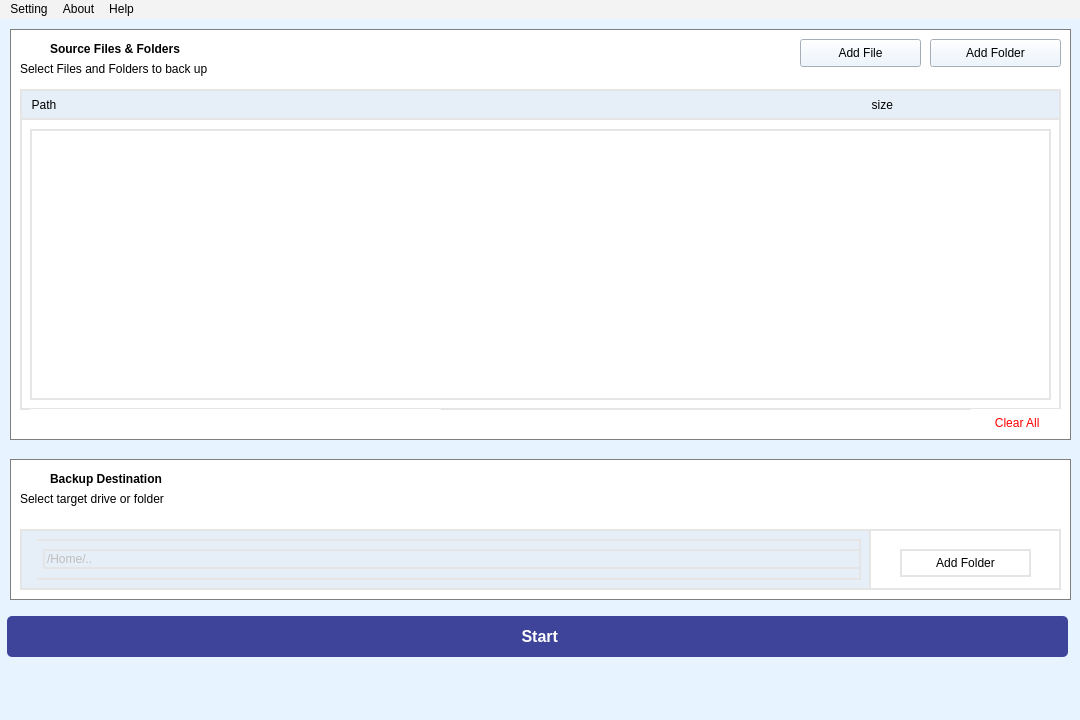
ArturoVillela/opensource_backupfiles, file ui/base1.ui: the form before one commit.
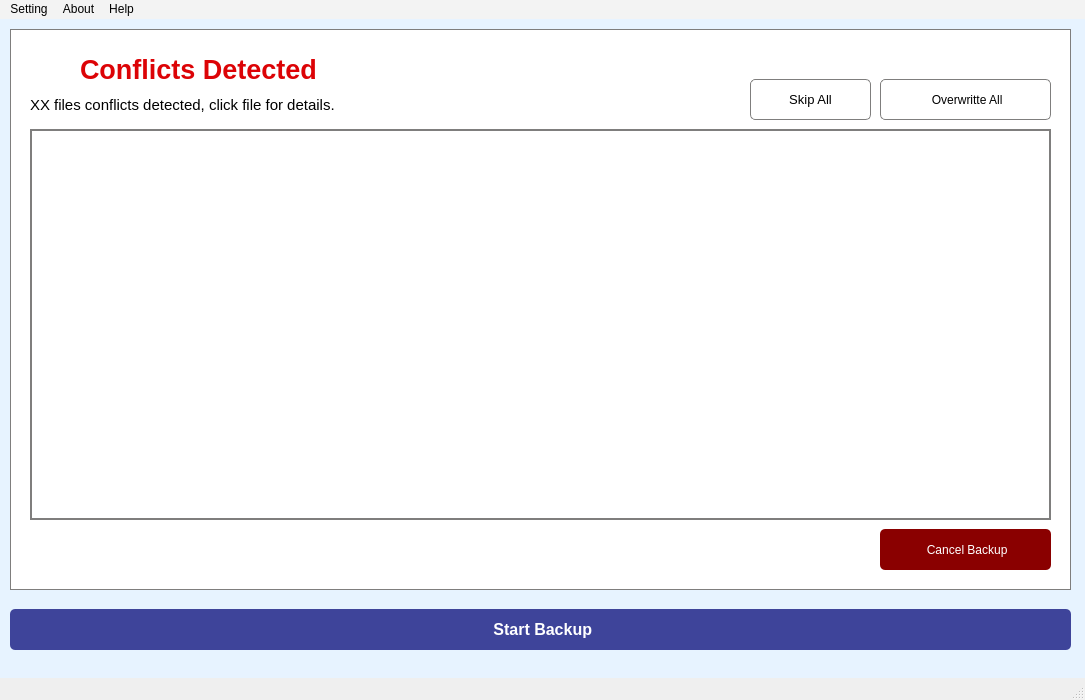
The form after the commit. The open tabs and pages were chosen to show the change. Icons and pictures are not drawn.

Commit message:
workin happy path
funciona el happy path y tiene el recycler view agregado..

The edit to the form file:
```diff
--- a/ui/base1.ui
+++ b/ui/base1.ui
@@ -6,20 +6,20 @@
    <rect>
     <x>0</x>
     <y>0</y>
-    <width>1080</width>
-    <height>720</height>
+    <width>1085</width>
+    <height>700</height>
    </rect>
   </property>
   <property name="minimumSize">
    <size>
     <width>1080</width>
-    <height>720</height>
+    <height>700</height>
    </size>
   </property>
   <property name="maximumSize">
    <size>
     <width>1999</width>
-    <height>1999</height>
+    <height>700</height>
    </size>
   </property>
   <property name="mouseTracking">
@@ -29,9 +29,25 @@
    <string>MainWindow</string>
   </property>
   <property name="styleSheet">
-   <string notr="true">background-color: rgb(231, 243, 255);</string>
+   <string notr="true"/>
   </property>
   <widget class="QWidget" name="centralwidget">
+   <widget class="QStackedWidget" name="stackedWidget">
+    <property name="geometry">
+     <rect>
+      <x>0</x>
+      <y>0</y>
+      <width>1111</width>
+      <height>671</height>
+     </rect>
+    </property>
+    <property name="styleSheet">
+     <string notr="true">background-color: rgb(231, 243, 255);</string>
+    </property>
+    <property name="currentIndex">
+     <number>0</number>
+    </property>
+    <widget class="QWidget" name="page_1">
    <widget class="QFrame" name="frame_2">
     <property name="geometry">
      <rect>
@@ -103,14 +119,14 @@
     <widget class="QPushButton" name="btnAddFilesToSave">
      <property name="geometry">
       <rect>
-       <x>790</x>
-       <y>10</y>
-       <width>121</width>
-       <height>28</height>
+         <x>780</x>
+         <y>17</y>
+         <width>131</width>
+         <height>31</height>
       </rect>
      </property>
      <property name="text">
-      <string>Add File</string>
+        <string> Add File</string>
      </property>
      <property name="icon">
       <iconset>
@@ -121,13 +137,13 @@
      <property name="geometry">
       <rect>
        <x>920</x>
-       <y>10</y>
+         <y>17</y>
        <width>131</width>
-       <height>28</height>
+         <height>31</height>
       </rect>
      </property>
      <property name="text">
-      <string>Add Folder</string>
+        <string> Add Folder</string>
      </property>
      <property name="icon">
       <iconset>
@@ -183,16 +199,35 @@
        <string>  Path                                                                                                                                                                                                                                                     size</string>
       </property>
      </widget>
-     <widget class="QWidget" name="verticalLayoutWidget_2">
+       <widget class="QScrollArea" name="scrollArea">
       <property name="geometry">
        <rect>
-        <x>10</x>
-        <y>40</y>
+          <x>9</x>
+          <y>28</y>
         <width>1021</width>
-        <height>271</height>
-       </rect>
-      </property>
-      <layout class="QVBoxLayout" name="vl_AddFilesToPath"/>
+          <height>281</height>
+         </rect>
+        </property>
+        <property name="styleSheet">
+         <string notr="true">QWidget {
+	background-color: rgb(255, 255, 255);
+    border: none;
+}</string>
+        </property>
+        <property name="widgetResizable">
+         <bool>true</bool>
+        </property>
+        <widget class="QWidget" name="scrollAreaWidgetContents">
+         <property name="geometry">
+          <rect>
+           <x>0</x>
+           <y>0</y>
+           <width>1021</width>
+           <height>281</height>
+          </rect>
+         </property>
+         <layout class="QVBoxLayout" name="verticalLayout_2"/>
+        </widget>
      </widget>
     </widget>
     <widget class="QPushButton" name="btn_clear_all">
@@ -243,7 +278,7 @@
     <property name="geometry">
      <rect>
       <x>10</x>
-      <y>440</y>
+        <y>430</y>
       <width>1061</width>
       <height>141</height>
      </rect>
@@ -251,7 +286,7 @@
     <property name="styleSheet">
      <string notr="true">QFrame {
     background-color: rgb(255, 255, 255);
-    border: 1px solid #7f7e7d;
+    border: 2px solid #7f7e7d;
 }
 
 </string>
@@ -337,8 +372,9 @@
      <property name="styleSheet">
       <string notr="true">QWidget {
 	background-color: rgb(255, 255, 255);
-    border: 2px solid #E5E5E5;
-}</string>
+    border: 2px solid #ececec;
+}
+</string>
      </property>
      <widget class="QFrame" name="frame">
       <property name="geometry">
@@ -391,6 +427,11 @@
           <property name="enabled">
            <bool>false</bool>
           </property>
+            <property name="styleSheet">
+             <string notr="true">QLineEdit {
+    border: none;
+}</string>
+            </property>
           <property name="text">
            <string>/Home/..</string>
           </property>
@@ -405,14 +446,22 @@
      <widget class="QPushButton" name="btnSelectToFolder">
       <property name="geometry">
        <rect>
-        <x>880</x>
-        <y>20</y>
-        <width>131</width>
-        <height>28</height>
-       </rect>
-      </property>
+          <x>870</x>
+          <y>17</y>
+          <width>151</width>
+          <height>31</height>
+         </rect>
+        </property>
+        <property name="styleSheet">
+         <string notr="true">QPushButton {
+    background-color: rgb(255, 255, 255);
+    border: 1px solid #000000;
+}
+
+</string>
+        </property>
       <property name="text">
-       <string>Add Folder</string>
+         <string> Add Folder</string>
       </property>
       <property name="icon">
        <iconset>
@@ -427,8 +476,8 @@
     </property>
     <property name="geometry">
      <rect>
-      <x>7</x>
-      <y>597</y>
+        <x>10</x>
+        <y>590</y>
       <width>1061</width>
       <height>41</height>
      </rect>
@@ -462,12 +511,264 @@
     </property>
    </widget>
   </widget>
+    <widget class="QWidget" name="page_2">
+     <widget class="QWidget" name="containerLwidget_s2" native="true">
+      <property name="geometry">
+       <rect>
+        <x>10</x>
+        <y>10</y>
+        <width>1061</width>
+        <height>561</height>
+       </rect>
+      </property>
+      <property name="styleSheet">
+       <string notr="true">QWidget {
+    background-color: rgb(255, 255, 255);
+    border: 1px solid #7f7e7d;
+}
+</string>
+      </property>
+      <widget class="QLabel" name="label_8">
+       <property name="geometry">
+        <rect>
+         <x>20</x>
+         <y>20</y>
+         <width>41</width>
+         <height>31</height>
+        </rect>
+       </property>
+       <property name="styleSheet">
+        <string notr="true">QLabel {
+    border: none;
+}
+</string>
+       </property>
+       <property name="text">
+        <string/>
+       </property>
+       <property name="pixmap">
+        <pixmap>../../figma/ic_alert.png</pixmap>
+       </property>
+       <property name="scaledContents">
+        <bool>true</bool>
+       </property>
+      </widget>
+      <widget class="QLabel" name="label_conflic_2">
+       <property name="geometry">
+        <rect>
+         <x>70</x>
+         <y>20</y>
+         <width>341</width>
+         <height>41</height>
+        </rect>
+       </property>
+       <property name="font">
+        <font>
+         <pointsize>20</pointsize>
+         <weight>75</weight>
+         <bold>true</bold>
+        </font>
+       </property>
+       <property name="styleSheet">
+        <string notr="true">QLabel {
+color: rgb(220, 3, 6);
+    border: none;
+}
+</string>
+       </property>
+       <property name="text">
+        <string>Conflicts Detected</string>
+       </property>
+      </widget>
+      <widget class="QLabel" name="labelXConflics">
+       <property name="geometry">
+        <rect>
+         <x>20</x>
+         <y>60</y>
+         <width>591</width>
+         <height>31</height>
+        </rect>
+       </property>
+       <property name="font">
+        <font>
+         <pointsize>11</pointsize>
+        </font>
+       </property>
+       <property name="styleSheet">
+        <string notr="true">QLabel {
+    border: none;
+}
+</string>
+       </property>
+       <property name="text">
+        <string>XX files conflicts detected, click file for details.</string>
+       </property>
+      </widget>
+      <widget class="QScrollArea" name="scrollArea_2">
+       <property name="geometry">
+        <rect>
+         <x>20</x>
+         <y>100</y>
+         <width>1021</width>
+         <height>391</height>
+        </rect>
+       </property>
+       <property name="styleSheet">
+        <string notr="true">QFrame {
+    background-color: rgb(235, 255, 253);
+    border: 1px solid #e6e6e6;
+}rgb(230, 230, 230)
+</string>
+       </property>
+       <property name="widgetResizable">
+        <bool>true</bool>
+       </property>
+       <widget class="QWidget" name="scrollAreaWidgetContents_2">
+        <property name="geometry">
+         <rect>
+          <x>0</x>
+          <y>0</y>
+          <width>1019</width>
+          <height>389</height>
+         </rect>
+        </property>
+        <layout class="QVBoxLayout" name="verticalLayout"/>
+       </widget>
+      </widget>
+      <widget class="QPushButton" name="btnCancelBackup">
+       <property name="geometry">
+        <rect>
+         <x>870</x>
+         <y>500</y>
+         <width>171</width>
+         <height>41</height>
+        </rect>
+       </property>
+       <property name="styleSheet">
+        <string notr="true">QPushButton {
+    background-color: #8a0000;
+    color: white;
+    border: none;
+    border-radius: 5px;
+    padding: 6px 12px;
+}
+</string>
+       </property>
+       <property name="text">
+        <string> Cancel Backup</string>
+       </property>
+       <property name="icon">
+        <iconset>
+         <normaloff>../../figma/ic_cancel.png</normaloff>../../figma/ic_cancel.png</iconset>
+       </property>
+      </widget>
+      <widget class="QPushButton" name="btnSkipAll">
+       <property name="geometry">
+        <rect>
+         <x>740</x>
+         <y>50</y>
+         <width>121</width>
+         <height>41</height>
+        </rect>
+       </property>
+       <property name="font">
+        <font>
+         <pointsize>10</pointsize>
+        </font>
+       </property>
+       <property name="styleSheet">
+        <string notr="true">QPushButton {
+    background-color: #FFFFFF;
+    color: black;
+    border-radius: 5px;
+    padding: 6px 12px;
+}
+</string>
+       </property>
+       <property name="text">
+        <string>Skip All</string>
+       </property>
+       <property name="icon">
+        <iconset>
+         <normaloff>../../figma/ic_cancel.png</normaloff>../../figma/ic_cancel.png</iconset>
+       </property>
+      </widget>
+      <widget class="QPushButton" name="btnOverwritteAll">
+       <property name="geometry">
+        <rect>
+         <x>870</x>
+         <y>50</y>
+         <width>171</width>
+         <height>41</height>
+        </rect>
+       </property>
+       <property name="styleSheet">
+        <string notr="true">QPushButton {
+    background-color: #FFFFFF;
+    color: black;
+    border-radius: 5px;
+    padding: 6px 12px;
+}
+</string>
+       </property>
+       <property name="text">
+        <string> Overwritte All</string>
+       </property>
+       <property name="icon">
+        <iconset>
+         <normaloff>../../figma/ic_ok2.png</normaloff>../../figma/ic_ok2.png</iconset>
+       </property>
+      </widget>
+     </widget>
+     <widget class="QPushButton" name="btnStartBackup2">
+      <property name="enabled">
+       <bool>true</bool>
+      </property>
+      <property name="geometry">
+       <rect>
+        <x>10</x>
+        <y>590</y>
+        <width>1061</width>
+        <height>41</height>
+       </rect>
+      </property>
+      <property name="font">
+       <font>
+        <pointsize>12</pointsize>
+        <weight>75</weight>
+        <bold>true</bold>
+       </font>
+      </property>
+      <property name="styleSheet">
+       <string notr="true">QPushButton {
+    background-color: rgb(62, 68, 154);
+    color: white;
+    border: none;
+    border-radius: 5px;
+    padding: 6px 12px;
+}
+
+QPushButton:pressed {
+    background-color: rgb(42, 47, 115);
+}</string>
+      </property>
+      <property name="text">
+       <string> Start Backup</string>
+      </property>
+      <property name="icon">
+       <iconset>
+        <normaloff>../../figma/ic_btn_start.png</normaloff>../../figma/ic_btn_start.png</iconset>
+      </property>
+     </widget>
+    </widget>
+   </widget>
+  </widget>
   <widget class="QMenuBar" name="menubar">
    <property name="geometry">
     <rect>
      <x>0</x>
      <y>0</y>
-     <width>1080</width>
+     <width>1085</width>
      <height>30</height>
     </rect>
    </property>
```
Lines whose indentation alone changed are shown as unchanged. The commit also changes 24 other files.
